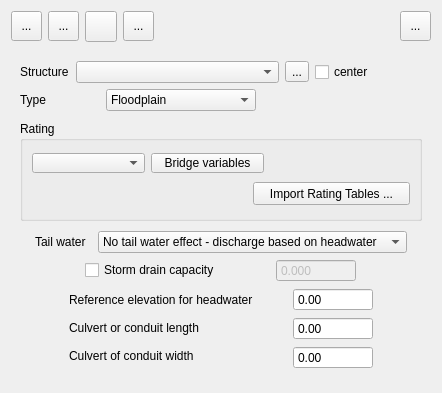
Qt form flo2d/ui/struct_editor.ui (FLO-2DSoftware/qgis-flo-2d-plugin) before a commit.
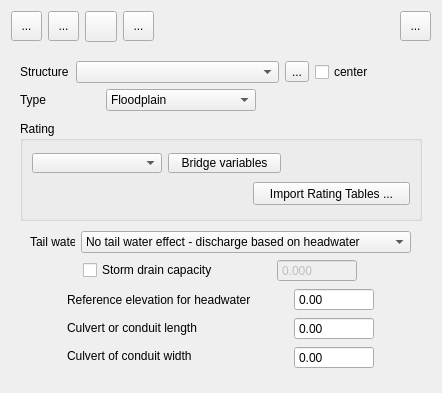
The same form after that commit. Icons and pictures are not drawn.

```diff
--- a/flo2d/ui/struct_editor.ui
+++ b/flo2d/ui/struct_editor.ui
@@ -387,13 +387,13 @@
              </property>
              <property name="minimumSize">
               <size>
-               <width>113</width>
+               <width>130</width>
                <height>20</height>
               </size>
              </property>
              <property name="maximumSize">
               <size>
-               <width>113</width>
+               <width>130</width>
                <height>20</height>
               </size>
              </property>
@@ -513,10 +513,16 @@
             </property>
             <property name="minimumSize">
              <size>
-              <width>57</width>
+              <width>45</width>
               <height>20</height>
              </size>
             </property>
+            <property name="maximumSize">
+             <size>
+              <width>45</width>
+              <height>16777215</height>
+             </size>
+            </property>
             <property name="text">
              <string>Tail water</string>
             </property>
@@ -532,10 +538,16 @@
             </property>
             <property name="minimumSize">
              <size>
-              <width>281</width>
+              <width>330</width>
               <height>20</height>
              </size>
             </property>
+            <property name="maximumSize">
+             <size>
+              <width>330</width>
+              <height>16777215</height>
+             </size>
+            </property>
             <item>
              <property name="text">
               <string>No tail water effect - discharge based on headwater</string>
```
Left out of the diff: 2 changed lines with no effect on the pictures.
